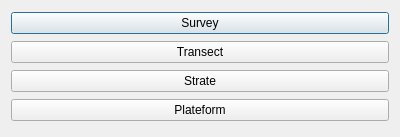
Qt form src/gui/ui/settings.ui (hytechimaging/sammo-boat) before a commit.
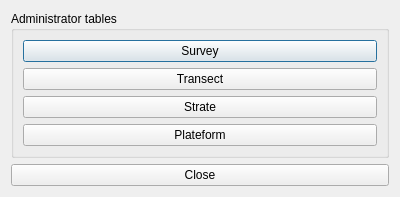
The same form after that commit.

Commit message: fix on merge and settings dialog

```diff
--- a/src/gui/ui/settings.ui
+++ b/src/gui/ui/settings.ui
@@ -7,7 +7,7 @@
     <x>0</x>
     <y>0</y>
     <width>400</width>
-    <height>137</height>
+    <height>193</height>
    </rect>
   </property>
   <property name="windowTitle">
@@ -15,6 +15,12 @@
   </property>
   <layout class="QVBoxLayout" name="verticalLayout">
    <item>
+    <widget class="QGroupBox" name="groupBox">
+     <property name="title">
+      <string>Administrator tables</string>
+     </property>
+     <layout class="QVBoxLayout" name="verticalLayout_2">
+      <item>
     <widget class="QPushButton" name="surveyButton">
      <property name="text">
       <string>Survey</string>
@@ -39,6 +45,16 @@
     <widget class="QPushButton" name="plateformButton">
      <property name="text">
       <string>Plateform</string>
+        </property>
+       </widget>
+      </item>
+     </layout>
+    </widget>
+   </item>
+   <item>
+    <widget class="QPushButton" name="closeButton">
+     <property name="text">
+      <string>Close</string>
      </property>
     </widget>
    </item>
```
Lines whose indentation alone changed are shown as unchanged. The commit also changes 4 other files.
